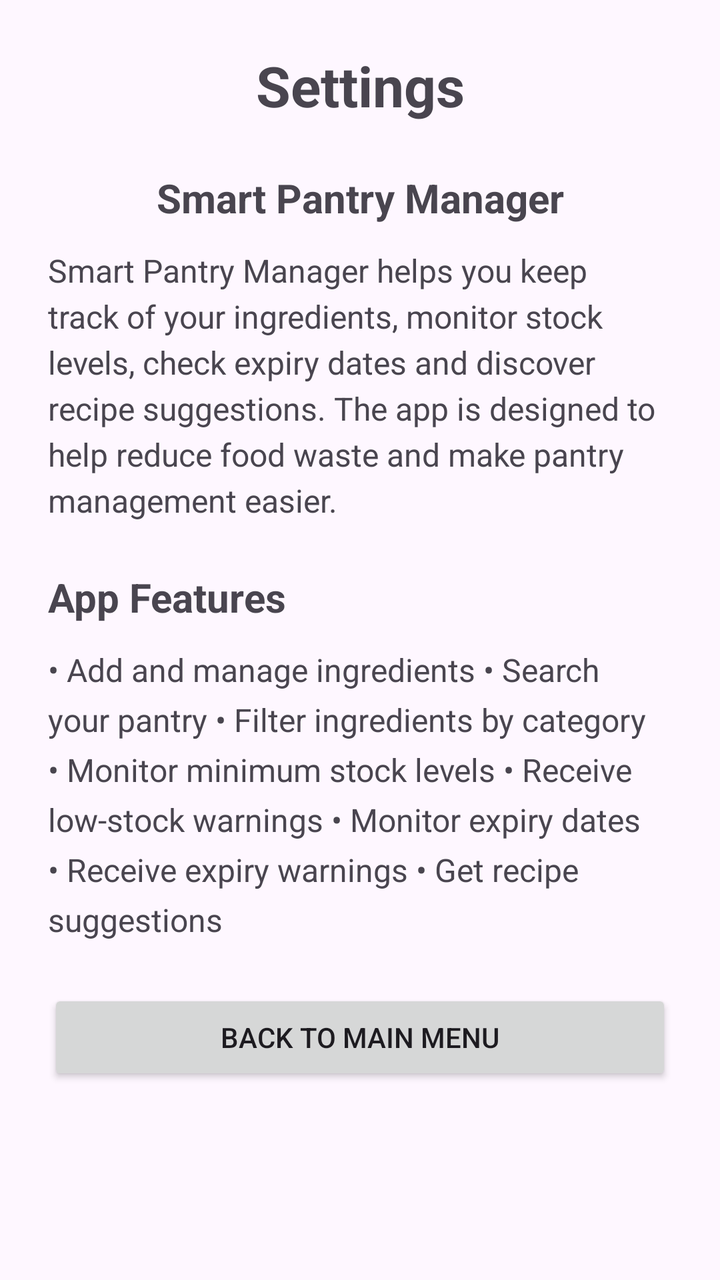
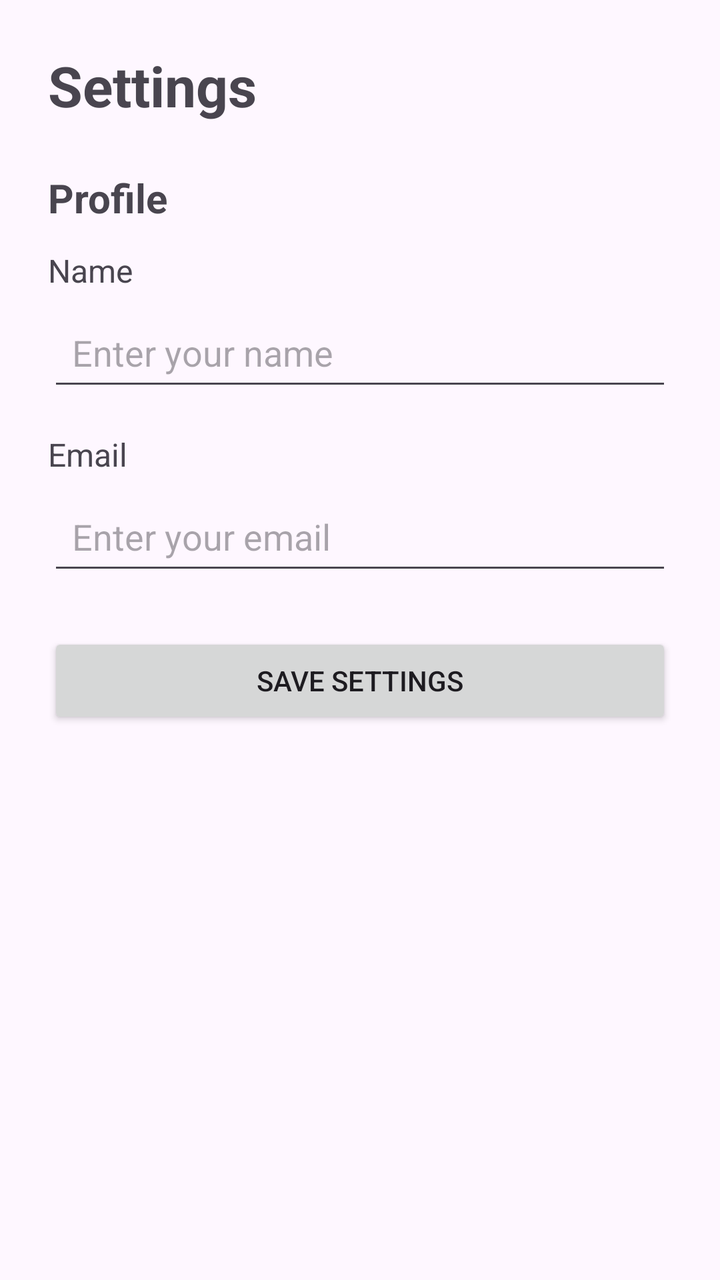

Before-and-after screenshots of an Android layout around one commit, followed by the original layout XML and the change that was made.
<!-- AndroidManifest.xml: application theme Theme.SmartPantryManager -->
<!-- res/layout/activity_settings.xml -->
<?xml version="1.0" encoding="utf-8"?>
<ScrollView xmlns:android="http://schemas.android.com/apk/res/android"
    android:layout_width="match_parent"
    android:layout_height="match_parent">

    <LinearLayout
        android:layout_width="match_parent"
        android:layout_height="wrap_content"
        android:orientation="vertical"
        android:padding="24dp">

        <TextView
            android:id="@+id/textSettingsTitle"
            android:layout_width="match_parent"
            android:layout_height="wrap_content"
            android:text="@string/settings"
            android:textSize="28sp"
            android:textStyle="bold"
            android:gravity="center"
            android:layout_marginBottom="24dp" />

        <TextView
            android:id="@+id/textSettingsInfo"
            android:layout_width="match_parent"
            android:layout_height="wrap_content"
            android:text="@string/settings_info"
            android:textSize="20sp"
            android:textStyle="bold"
            android:gravity="center"
            android:layout_marginBottom="12dp" />

        <TextView
            android:id="@+id/textAboutApp"
            android:layout_width="match_parent"
            android:layout_height="wrap_content"
            android:text="@string/about_app"
            android:textSize="16sp"
            android:lineSpacingExtra="4dp"
            android:layout_marginBottom="24dp" />

        <TextView
            android:id="@+id/textAppFeatures"
            android:layout_width="match_parent"
            android:layout_height="wrap_content"
            android:text="@string/app_features"
            android:textSize="20sp"
            android:textStyle="bold"
            android:layout_marginBottom="12dp" />

        <TextView
            android:id="@+id/textFeatureList"
            android:layout_width="match_parent"
            android:layout_height="wrap_content"
            android:text="@string/feature_list"
            android:textSize="16sp"
            android:lineSpacingExtra="6dp"
            android:layout_marginBottom="24dp" />

        <Button
            android:id="@+id/btnBackToMain"
            android:layout_width="match_parent"
            android:layout_height="wrap_content"
            android:text="@string/back_to_main" />

    </LinearLayout>

</ScrollView>
<!-- resources referenced by this layout -->
<resources>
  <string name="about_app">Smart Pantry Manager helps you keep track of your ingredients, monitor stock levels, check expiry dates and discover recipe suggestions. The app is designed to help reduce food waste and make pantry management easier.</string>
  <string name="app_features">App Features</string>
  <string name="back_to_main">Back to Main Menu</string>
  <string name="feature_list">• Add and manage ingredients
  • Search your pantry
  • Filter ingredients by category
  • Monitor minimum stock levels
  • Receive low-stock warnings
  • Monitor expiry dates
  • Receive expiry warnings
  • Get recipe suggestions</string>
  <string name="settings">Settings</string>
  <string name="settings_info">Smart Pantry Manager</string>
  <style name="Theme.SmartPantryManager" parent="Base.Theme.SmartPantryManager" />
  <style name="Base.Theme.SmartPantryManager" parent="Theme.Material3.DayNight.NoActionBar">
          
          
      </style>
</resources>

<!-- the commit's change to res/layout/activity_settings.xml (unified diff, before → after) -->
@@ -10,57 +10,58 @@
         android:padding="24dp">
 
         <TextView
-            android:id="@+id/textSettingsTitle"
             android:layout_width="match_parent"
             android:layout_height="wrap_content"
-            android:text="@string/settings"
+            android:text="Settings"
             android:textSize="28sp"
             android:textStyle="bold"
-            android:gravity="center"
-            android:layout_marginBottom="24dp" />
+            android:paddingBottom="24dp" />
 
         <TextView
-            android:id="@+id/textSettingsInfo"
             android:layout_width="match_parent"
             android:layout_height="wrap_content"
-            android:text="@string/settings_info"
+            android:text="Profile"
             android:textSize="20sp"
             android:textStyle="bold"
-            android:gravity="center"
-            android:layout_marginBottom="12dp" />
+            android:paddingBottom="12dp" />
 
         <TextView
-            android:id="@+id/textAboutApp"
             android:layout_width="match_parent"
             android:layout_height="wrap_content"
-            android:text="@string/about_app"
+            android:text="Name"
             android:textSize="16sp"
-            android:lineSpacingExtra="4dp"
-            android:layout_marginBottom="24dp" />
+            android:paddingBottom="6dp" />
+
+        <EditText
+            android:id="@+id/editUserName"
+            android:layout_width="match_parent"
+            android:layout_height="wrap_content"
+            android:hint="Enter your name"
+            android:inputType="textPersonName"
+            android:padding="12dp" />
 
         <TextView
-            android:id="@+id/textAppFeatures"
             android:layout_width="match_parent"
             android:layout_height="wrap_content"
-            android:text="@string/app_features"
-            android:textSize="20sp"
-            android:textStyle="bold"
-            android:layout_marginBottom="12dp" />
+            android:text="Email"
+            android:textSize="16sp"
+            android:paddingTop="16dp"
+            android:paddingBottom="6dp" />
 
-        <TextView
-            android:id="@+id/textFeatureList"
+        <EditText
+            android:id="@+id/editEmail"
             android:layout_width="match_parent"
             android:layout_height="wrap_content"
-            android:text="@string/feature_list"
-            android:textSize="16sp"
-            android:lineSpacingExtra="6dp"
-            android:layout_marginBottom="24dp" />
+            android:hint="Enter your email"
+            android:inputType="textEmailAddress"
+            android:padding="12dp" />
 
         <Button
-            android:id="@+id/btnBackToMain"
+            android:id="@+id/btnSaveSettings"
             android:layout_width="match_parent"
             android:layout_height="wrap_content"
-            android:text="@string/back_to_main" />
+            android:text="Save Settings"
+            android:layout_marginTop="24dp" />
 
     </LinearLayout>
 
<!-- resource entries referenced after the edit -->
@@ -1,18 +1,5 @@
 <!-- resources referenced by this layout -->
 <resources>
-  <string name="about_app">Smart Pantry Manager helps you keep track of your ingredients, monitor stock levels, check expiry dates and discover recipe suggestions. The app is designed to help reduce food waste and make pantry management easier.</string>
-  <string name="app_features">App Features</string>
-  <string name="back_to_main">Back to Main Menu</string>
-  <string name="feature_list">• Add and manage ingredients
-  • Search your pantry
-  • Filter ingredients by category
-  • Monitor minimum stock levels
-  • Receive low-stock warnings
-  • Monitor expiry dates
-  • Receive expiry warnings
-  • Get recipe suggestions</string>
-  <string name="settings">Settings</string>
-  <string name="settings_info">Smart Pantry Manager</string>
   <style name="Theme.SmartPantryManager" parent="Base.Theme.SmartPantryManager" />
   <style name="Base.Theme.SmartPantryManager" parent="Theme.Material3.DayNight.NoActionBar">
           
